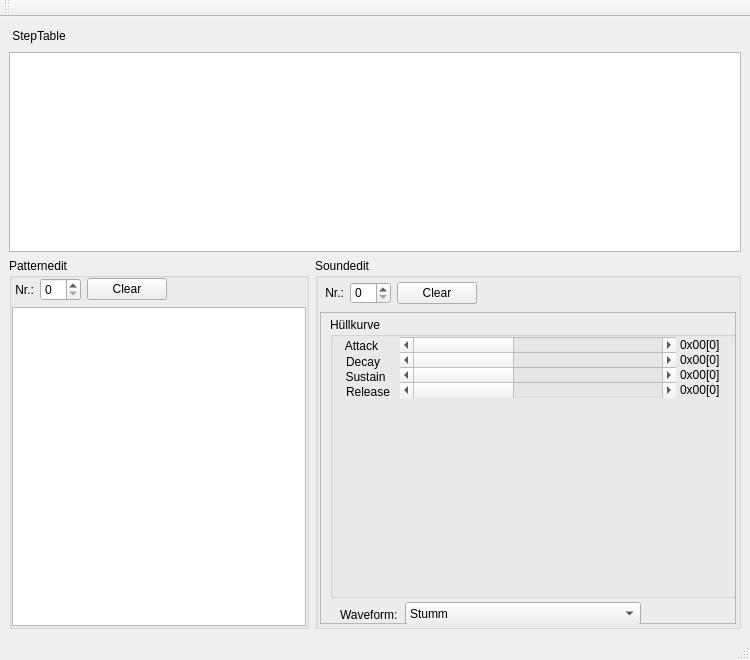
The window that src/sequenzerwindow.ui (ThKattanek/realsid) describes before a commit, drawn with Qt 5.
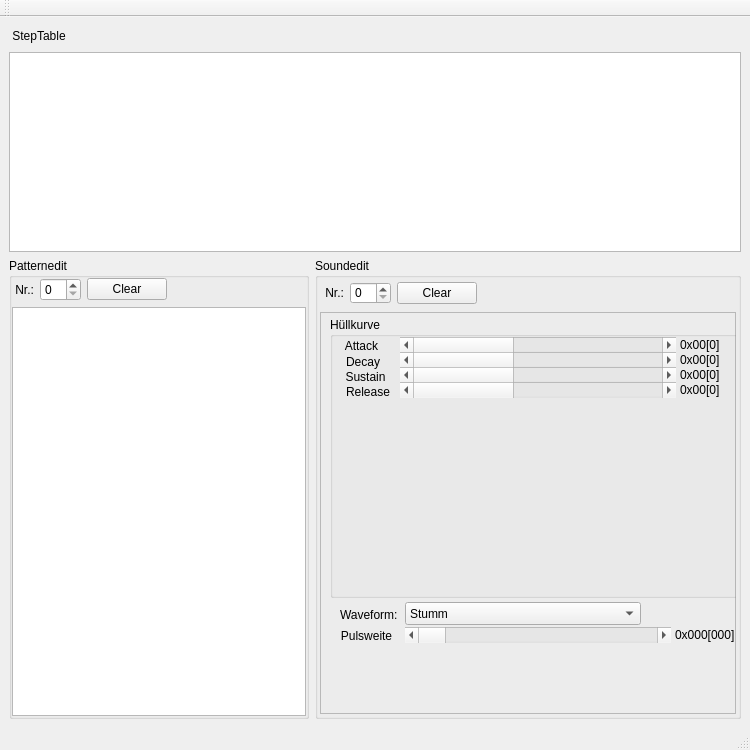
The same window after the commit. Icons and pictures are not drawn.

What changed in the file:
```diff
--- a/src/sequenzerwindow.ui
+++ b/src/sequenzerwindow.ui
@@ -7,7 +7,7 @@
     <x>0</x>
     <y>0</y>
     <width>750</width>
-    <height>660</height>
+    <height>750</height>
    </rect>
   </property>
   <property name="windowTitle">
```
Left out of the diff: 2 changed lines with no effect on the pictures.
